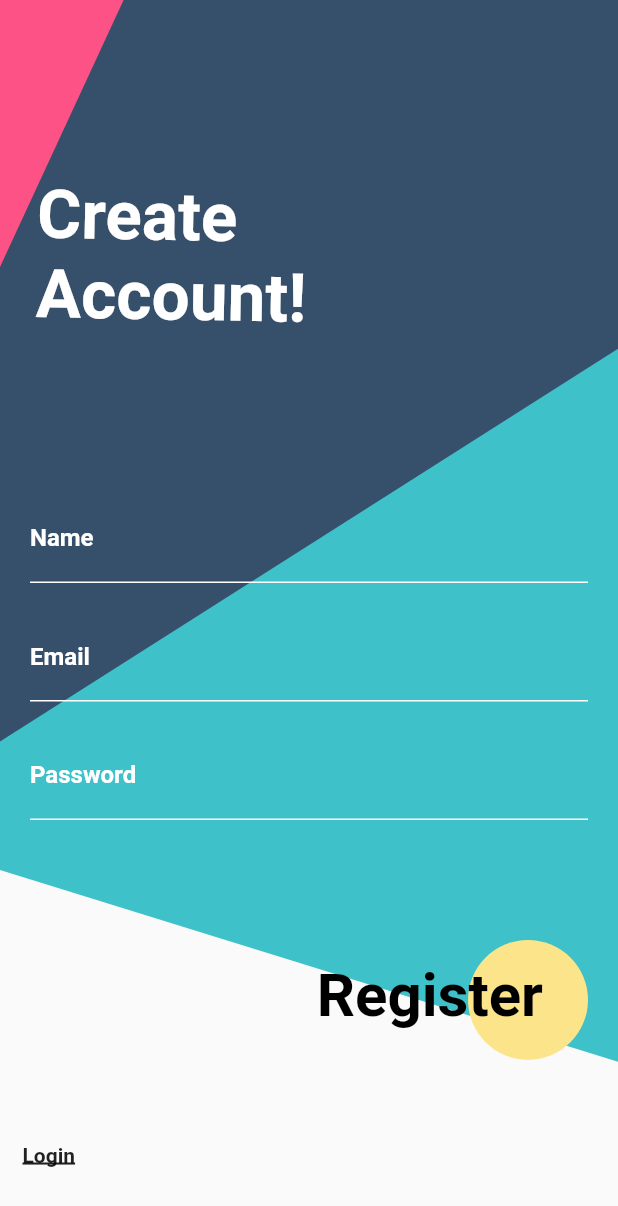
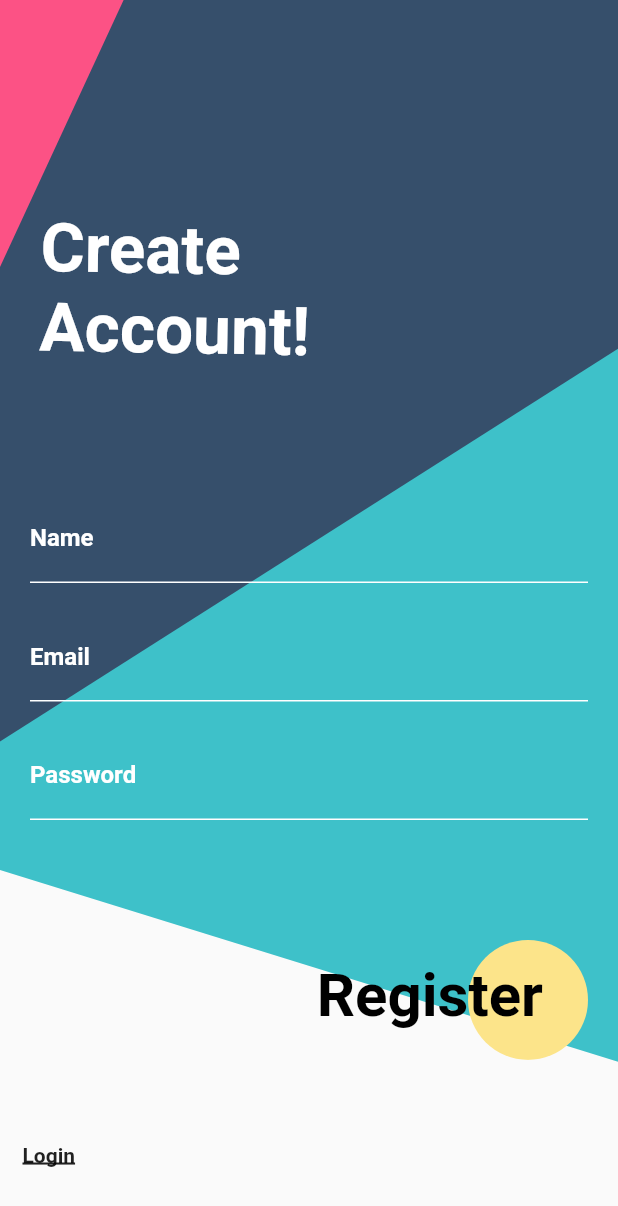
Before and after one commit to Faiz-rhm/Flutter-Login-Register-UI, a Flutter app: the screen it shows after launch, after a tap on "Register", on a phone screen of 412 x 824 dp. Shown: the top 1206 px of the screen. Run offline on Flutter 3.47's test engine with Material 2 defaults, Android fonts, the phone set to English and light mode, and no system bars.

Commit message:
Update version

```diff
--- a/lib/src/loginPage.dart
+++ b/lib/src/loginPage.dart
@@ -137,7 +137,7 @@ class _LoginPageState extends State<LoginPage> {
         child: Stack(
           children: [
             Positioned(
-                height: MediaQuery.of(context).size.height * 0.40,
+                height: MediaQuery.of(context).size.height * 0.43,
                 child: LoginContainer()),
             SingleChildScrollView(
               child: Column(
@@ -146,7 +146,7 @@ class _LoginPageState extends State<LoginPage> {
                     padding: EdgeInsets.symmetric(horizontal: 20),
                     child: Column(
                       children: [
-                        SizedBox(height: height * .5),
+                        SizedBox(height: height * .55),
                         _usernameWidget(),
                         SizedBox(height: 20),
                         _passwordWidget(),
@@ -155,7 +155,7 @@ class _LoginPageState extends State<LoginPage> {
                   ),
                   SizedBox(height: 30),
                   _submitButton(),
-                  SizedBox(height: height * .060),
+                  SizedBox(height: height * .035),
                   _createAccountLabel(),
                 ],
               ),
--- a/lib/src/widget/loginContainer.dart
+++ b/lib/src/widget/loginContainer.dart
@@ -29,7 +29,7 @@ class LoginContainer extends StatelessWidget {
                 children: [
                   Padding(
                     padding:
-                        EdgeInsets.symmetric(vertical: 160, horizontal: 60),
+                        EdgeInsets.symmetric(vertical: 170, horizontal: 80),
                     child: Wrap(
                       direction: Axis.horizontal, //Vertical || Horizontal
                       children: <Widget>[
--- a/lib/src/widget/registerContainer.dart
+++ b/lib/src/widget/registerContainer.dart
@@ -35,7 +35,7 @@ class _RegisterContainerState extends State<RegisterContainer> {
                 children: [
                   Padding(
                     padding:
-                        EdgeInsets.symmetric(vertical: 230, horizontal: 180),
+                        EdgeInsets.symmetric(vertical: 250, horizontal: 170),
                     child: Wrap(
                       direction: Axis.horizontal, //Vertical || Horizontal
                       children: <Widget>[
```
